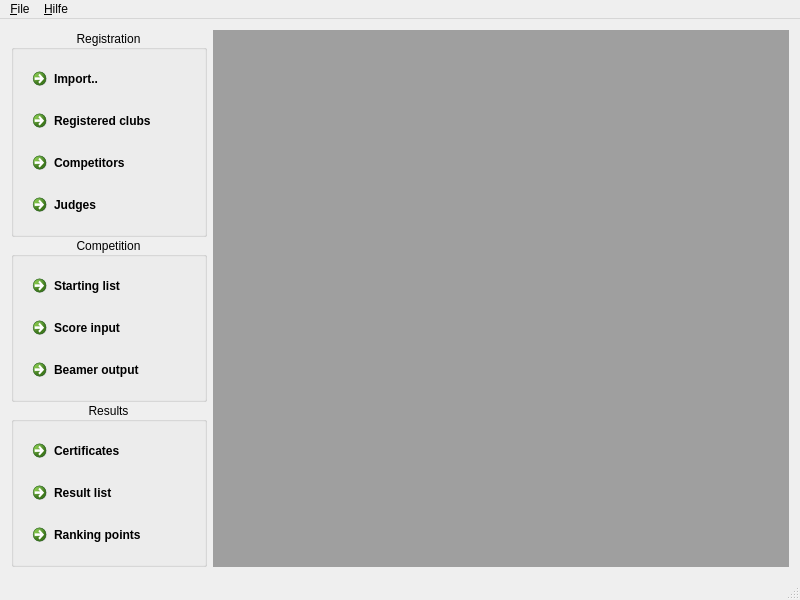
First picture: the form in ui/mainwindow.ui, repository MrApe/OpenCompetition, before the edit.
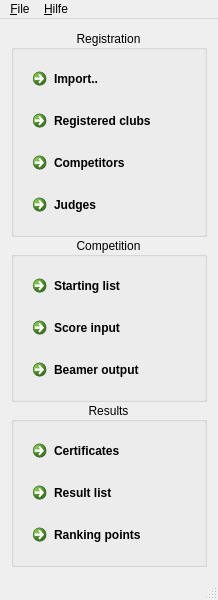
Second picture: the form after the edit. Icons and pictures are not drawn.

The edit to the form file:
```diff
--- a/ui/mainwindow.ui
+++ b/ui/mainwindow.ui
@@ -6,7 +6,7 @@
    <rect>
     <x>0</x>
     <y>0</y>
-    <width>800</width>
+    <width>214</width>
     <height>600</height>
    </rect>
   </property>
@@ -18,7 +18,7 @@
     <normaloff>:/ui/icons/images/icons/Logo.png</normaloff>:/ui/icons/images/icons/Logo.png</iconset>
   </property>
   <widget class="QWidget" name="centralWidget">
-   <layout class="QHBoxLayout" name="horizontalLayout" stretch="0,1">
+   <layout class="QHBoxLayout" name="horizontalLayout" stretch="0">
     <item>
      <layout class="QVBoxLayout" name="verticalLayout">
       <property name="spacing">
@@ -174,9 +174,6 @@
       </item>
      </layout>
     </item>
-    <item>
-     <widget class="QMdiArea" name="mdiArea"/>
-    </item>
    </layout>
   </widget>
   <widget class="QMenuBar" name="menuBar">
@@ -184,7 +181,7 @@
     <rect>
      <x>0</x>
      <y>0</y>
-     <width>800</width>
+     <width>214</width>
      <height>27</height>
     </rect>
    </property>
```
Left out of the diff: 2 changed lines with no effect on the pictures.
